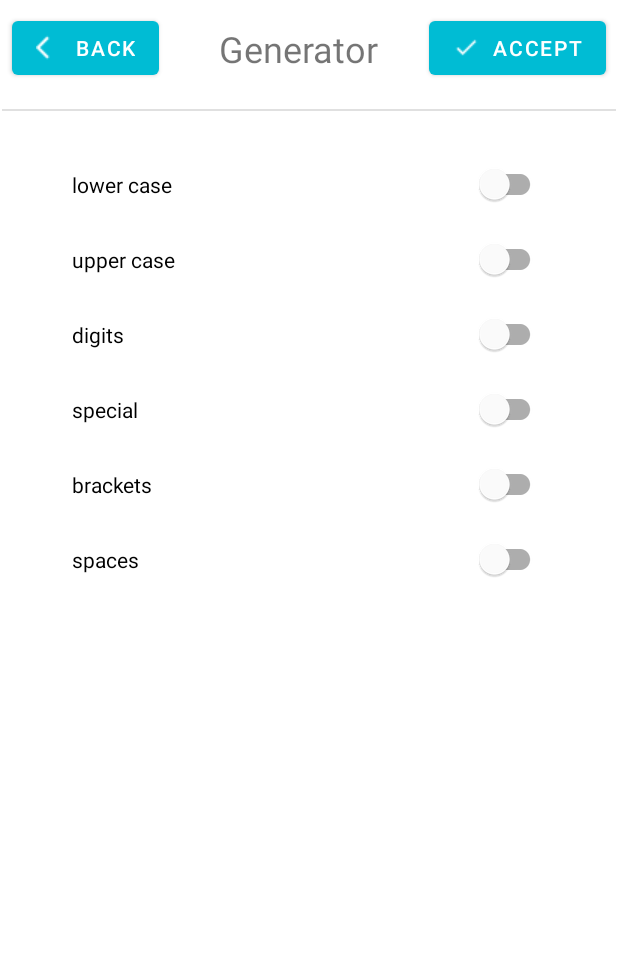
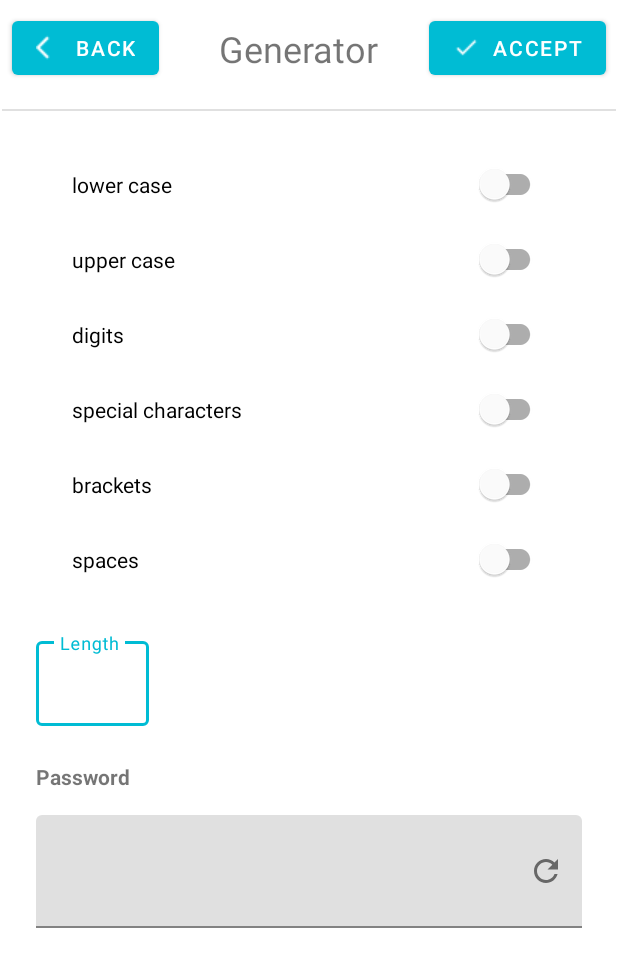
Before and after one commit to adimaris/PasswordManager, an Android app: the PassGeneratorActivity screen opened directly, with no data from a screen before it, on a phone screen of 412 x 824 dp. Shown: the top 967 px of the screen. Run offline under Robolectric (Android 15) with nearby library versions, the phone set to English and light mode, and no system bars.

Commit message:
Completed the Password Generator activity UI which passes a string back to the activity that launch it

```diff
--- a/app/src/main/java/com/alexanderdimaris/passwordmanager/view/PassGeneratorActivity.java
+++ b/app/src/main/java/com/alexanderdimaris/passwordmanager/view/PassGeneratorActivity.java
@@ -5,11 +5,15 @@ import androidx.appcompat.app.AppCompatActivity;
 import android.content.Intent;
 import android.os.Bundle;
 import android.view.View;
+import android.widget.Toast;
 
 import com.alexanderdimaris.passwordmanager.R;
 import com.google.android.material.button.MaterialButton;
 import com.google.android.material.switchmaterial.SwitchMaterial;
+import com.google.android.material.textfield.TextInputEditText;
 import com.google.android.material.textfield.TextInputLayout;
+
+import java.util.Random;
 
 public class PassGeneratorActivity extends AppCompatActivity {
 
@@ -22,6 +26,17 @@ public class PassGeneratorActivity extends AppCompatActivity {
 
     private MaterialButton btSave;
     private TextInputLayout mTextInputLayout;
+    private TextInputEditText etLength;
+    private TextInputEditText etPasswordOutput;
+    private MaterialButton btAccept;
+
+    private String lowers = "abcdefghijklmnopqrstuvwxyz";
+    private String capitals = "ABCDEFGHIJKLMNOPQRSTUVWXYZ";
+    private String digits = "0123456789";
+    private String specials = "!@#$%^&*_-+=";
+    private String brackets = "(){}[]";
+
+    private String result = "";
 
     @Override
     protected void onCreate(Bundle savedInstanceState) {
@@ -36,6 +51,9 @@ public class PassGeneratorActivity extends AppCompatActivity {
         mSpaces = findViewById(R.id.activity_pass_generator_sw_spaces);
 
         btSave = findViewById(R.id.activity_pass_generator_bt_accept);
+        etLength = findViewById(R.id.activity_pass_generator_et_length);
+        etPasswordOutput = findViewById(R.id.activity_pass_generator_et_password);
+        btAccept = findViewById(R.id.activity_pass_generator_bt_accept);
 
         mTextInputLayout = findViewById(R.id.activity_pass_generator_til_password);
         mTextInputLayout.setEndIconOnClickListener(new View.OnClickListener() {
@@ -44,9 +62,74 @@ public class PassGeneratorActivity extends AppCompatActivity {
                 generatePassword(btSave);
             }
         });
+
+        btAccept.setOnClickListener(new View.OnClickListener() {
+            @Override
+            public void onClick(View v) {
+                accept(btAccept);
+            }
+        });
     }
 
     public void generatePassword(View v) {
 
+        int n = 0;
+
+        try {
+            n = Integer.valueOf(etLength.getText().toString());
+        } catch (Exception e) {
+            Toast.makeText(this, "Please type a length for the password", Toast.LENGTH_LONG).show(); // TODO change to snack bar
+        }
+
+        if (n <= 0) {
+            Toast.makeText(this, "Please enter a length greater than zero for the password", Toast.LENGTH_SHORT).show(); //TODO snackbar
+        } else {
+            String set = "";
+
+            if(mLowerCase.isChecked()) {
+                set += lowers;
+            }
+
+            if(mUpperCase.isChecked()) {
+                set += capitals;
+            }
+
+            // digi special bracktes spaces
+
+            if(mDigits.isChecked()) {
+                set += digits;
+            }
+
+            if(mSpecial.isChecked()) {
+                set += specials;
+            }
+
+            if(mBrackets.isChecked()) {
+                set += brackets;
+            }
+
+            if(mSpaces.isChecked()) {
+                set += " ";
+            }
+
+            StringBuilder sb = new StringBuilder();
+            Random rand = new Random();
+            int size = set.length()-1;
+
+            for(int i = 0; i < n; i++) {
+                int k = rand.nextInt(size);
+                sb.append(set.charAt(k));
+            }
+
+            result = sb.toString();
+            etPasswordOutput.setText(result);
+        }
+    }
+
+    public void accept(View v) {
+        Intent intent = new Intent();
+        intent.putExtra("generatedPassword", result);
+        setResult(2, intent);
+        finish();
     }
 }
--- a/app/src/main/res/layout/activity_pass_generator.xml
+++ b/app/src/main/res/layout/activity_pass_generator.xml
@@ -1,6 +1,5 @@
 <?xml version="1.0" encoding="utf-8"?>
-<androidx.constraintlayout.widget.ConstraintLayout
-    xmlns:android="http://schemas.android.com/apk/res/android"
+<androidx.constraintlayout.widget.ConstraintLayout xmlns:android="http://schemas.android.com/apk/res/android"
     xmlns:app="http://schemas.android.com/apk/res-auto"
     xmlns:tools="http://schemas.android.com/tools"
     android:id="@+id/activity_pass_generator_cl"
@@ -98,7 +97,7 @@
             android:layout_rowWeight="1"
             android:paddingLeft="24dp"
             android:paddingRight="24dp"
-            android:text="special" />
+            android:text="special characters" />
 
         <com.google.android.material.switchmaterial.SwitchMaterial
             android:id="@+id/activity_pass_generator_sw_brackets"
@@ -119,4 +118,53 @@
             android:text="spaces" />
     </GridLayout>
 
+    <com.google.android.material.textfield.TextInputLayout
+        android:id="@+id/activity_pass_generator_til_length"
+        style="@style/Widget.MaterialComponents.TextInputLayout.OutlinedBox"
+        android:layout_width="75dp"
+        android:layout_height="wrap_content"
+        android:layout_marginStart="24dp"
+        android:layout_marginTop="24dp"
+        android:hint="Length"
+        app:layout_constraintStart_toStartOf="parent"
+        app:layout_constraintTop_toBottomOf="@+id/activity_pass_generator_gl">
+
+        <com.google.android.material.textfield.TextInputEditText
+            android:id="@+id/activity_pass_generator_et_length"
+            android:layout_width="75dp"
+            android:layout_height="wrap_content" />
+    </com.google.android.material.textfield.TextInputLayout>
+
+    <com.google.android.material.textview.MaterialTextView
+        android:id="@+id/activity_pass_generator_tv_password"
+        android:layout_width="wrap_content"
+        android:layout_height="wrap_content"
+        android:layout_marginStart="24dp"
+        android:layout_marginTop="24dp"
+        android:text="Password"
+        android:textStyle="bold"
+        app:layout_constraintStart_toStartOf="parent"
+        app:layout_constraintTop_toBottomOf="@+id/activity_pass_generator_til_length" />
+
+    <com.google.android.material.textfield.TextInputLayout
+        android:id="@+id/activity_pass_generator_til_password"
+        android:layout_width="0dp"
+        android:layout_height="75dp"
+        android:layout_marginStart="24dp"
+        android:layout_marginTop="16dp"
+        android:layout_marginEnd="24dp"
+        android:outlineAmbientShadowColor="@color/colorPrimary"
+        app:endIconDrawable="@drawable/ic_baseline_refresh_24"
+        app:endIconMode="custom"
+        app:layout_constraintEnd_toEndOf="parent"
+        app:layout_constraintStart_toStartOf="parent"
+        app:layout_constraintTop_toBottomOf="@+id/activity_pass_generator_tv_password">
+
+        <com.google.android.material.textfield.TextInputEditText
+            android:id="@+id/activity_pass_generator_et_password"
+            android:layout_width="match_parent"
+            android:layout_height="match_parent" />
+    </com.google.android.material.textfield.TextInputLayout>
+
+
 </androidx.constraintlayout.widget.ConstraintLayout>
```
